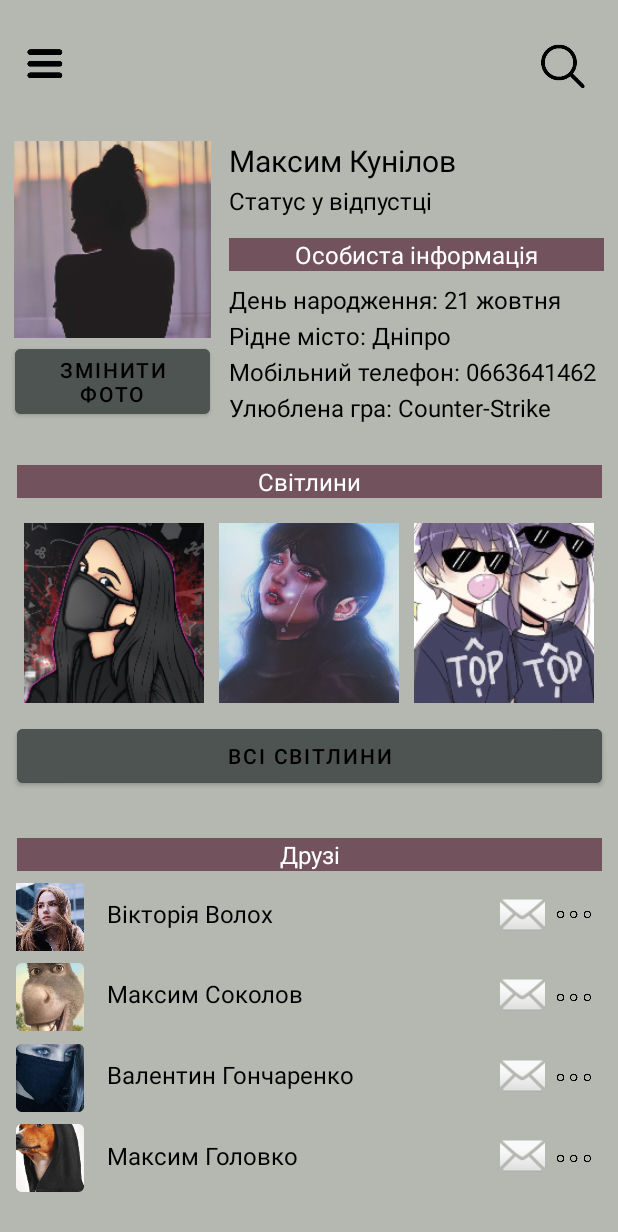
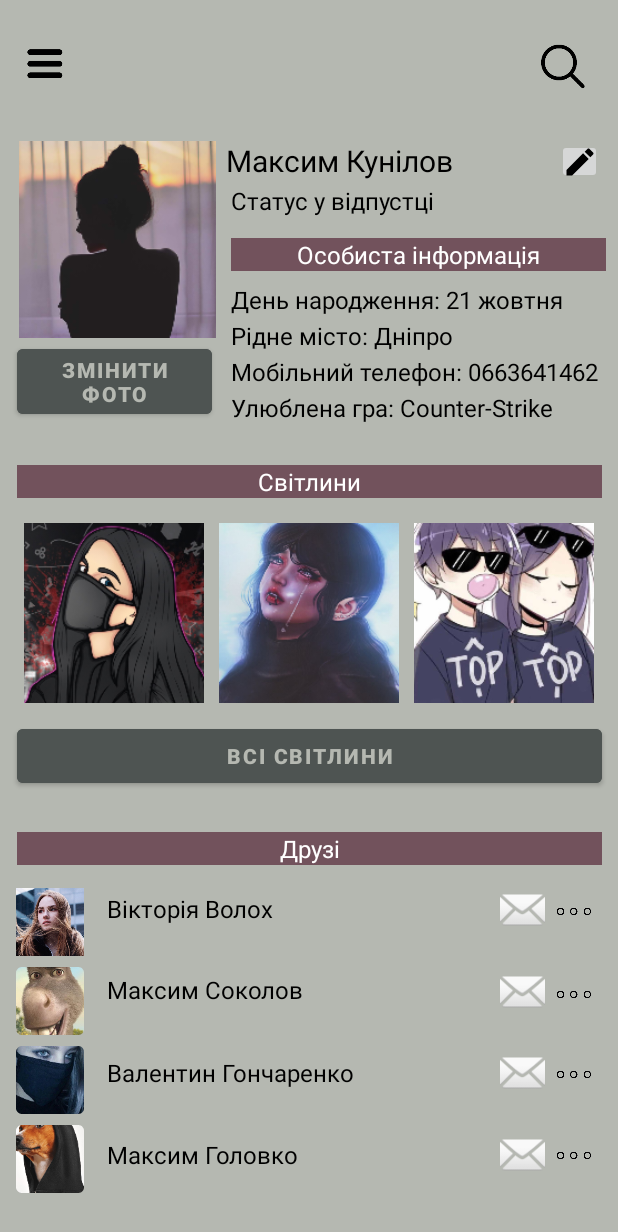
Before and after one commit to sabzetjeeee/Instagram, an Android app: the screen it shows after launch (MainActivity), on a phone screen of 412 x 824 dp. Shown: the top 1232 px of the screen. Run offline under Robolectric (Android 15) with nearby library versions, the phone set to English and light mode, and no system bars.

Commit message:
Edit name activity and Log in activity

```diff
--- a/app/build.gradle
+++ b/app/build.gradle
@@ -30,6 +30,10 @@ android {
     kotlinOptions {
         jvmTarget = '1.8'
     }
+
+    buildFeatures {
+        viewBinding = true
+    }
 }
 
 dependencies {
--- a/app/src/main/AndroidManifest.xml
+++ b/app/src/main/AndroidManifest.xml
@@ -12,6 +12,9 @@
         android:theme="@style/Theme.Instagram"
         tools:targetApi="31">
         <activity
+            android:name=".SecondActivity"
+            android:exported="false" />
+        <activity
             android:name=".MainActivity"
             android:exported="true">
             <intent-filter>
--- a/app/src/main/java/com/example/instagram/MainActivity.kt
+++ b/app/src/main/java/com/example/instagram/MainActivity.kt
@@ -1,11 +1,34 @@
 package com.example.instagram
 
+import android.content.Intent
+import android.os.Bundle
 import androidx.appcompat.app.AppCompatActivity
-import android.os.Bundle
+import androidx.core.view.isVisible
+import com.example.instagram.databinding.ActivityMainBinding
 
 class MainActivity : AppCompatActivity() {
+    private lateinit var binding: ActivityMainBinding
     override fun onCreate(savedInstanceState: Bundle?) {
         super.onCreate(savedInstanceState)
-        setContentView(R.layout.activity_main)
+        binding = ActivityMainBinding.inflate(layoutInflater)
+        setContentView(binding.root)
+
+        binding.ibttnEditName.setOnClickListener {
+            val intent = Intent(this, SecondActivity::class.java)
+            startActivityForResult(intent, 1)
+        }
+
+        binding.bttnLogin.setOnClickListener {
+            if (binding.etLogin.text.toString() == "kunichh" && binding.etPassword.text.toString() == "6497") {
+                binding.llLogin.isVisible = false
+            }
+            else
+                binding.tvWrongData.text = "Невірні данні!"
+        }
+    }
+
+    override fun onActivityResult(requestCode: Int, resultCode: Int, data: Intent?) {
+        super.onActivityResult(requestCode, resultCode, data)
+            binding.tvName.text = data?.getStringExtra("username")
     }
 }
--- /dev/null
+++ b/app/src/main/res/drawable/ic_menu_edit.xml
@@ -0,0 +1,5 @@
+<vector android:height="24dp" android:tint="#000000"
+    android:viewportHeight="24" android:viewportWidth="24"
+    android:width="24dp" xmlns:android="http://schemas.android.com/apk/res/android">
+    <path android:fillColor="@android:color/white" android:pathData="M3,17.25V21h3.75L17.81,9.94l-3.75,-3.75L3,17.25zM20.71,7.04c0.39,-0.39 0.39,-1.02 0,-1.41l-2.34,-2.34c-0.39,-0.39 -1.02,-0.39 -1.41,0l-1.83,1.83 3.75,3.75 1.83,-1.83z"/>
+</vector>
--- a/app/src/main/res/layout/activity_main.xml
+++ b/app/src/main/res/layout/activity_main.xml
@@ -71,6 +71,7 @@
                 android:id="@+id/ivAvatar"
                 android:layout_width="131dp"
                 android:layout_height="131dp"
+                android:layout_marginStart="12dp"
                 android:layout_marginTop="5dp"
                 app:layout_constraintBottom_toTopOf="@+id/bttnChange"
                 app:layout_constraintEnd_toStartOf="@+id/tvName"
@@ -83,10 +84,11 @@
                 android:layout_width="130dp"
                 android:layout_height="wrap_content"
                 android:layout_marginStart="10dp"
-                android:layout_marginEnd="12dp"
+                android:layout_marginEnd="11dp"
                 android:backgroundTint="@color/grey"
                 android:text="@string/bttnText1"
-                android:textColor="@color/black"
+                android:textColor="@color/main"
+                android:textStyle="bold"
                 app:layout_constraintBottom_toBottomOf="parent"
                 app:layout_constraintEnd_toStartOf="@+id/tvCity"
                 app:layout_constraintStart_toStartOf="parent"
@@ -94,15 +96,15 @@
 
             <TextView
                 android:id="@+id/tvName"
-                android:layout_width="250dp"
+                android:layout_width="210dp"
                 android:layout_height="wrap_content"
-                android:layout_marginStart="2dp"
+                android:layout_marginStart="5dp"
                 android:layout_marginTop="5dp"
                 android:text="@string/tvName1"
                 android:textColor="@color/black"
                 android:textSize="20sp"
                 app:layout_constraintBottom_toTopOf="@+id/tvStatus"
-                app:layout_constraintEnd_toEndOf="parent"
+                app:layout_constraintEnd_toStartOf="@+id/ibttnEditName"
                 app:layout_constraintStart_toEndOf="@+id/ivAvatar"
                 app:layout_constraintTop_toTopOf="parent" />
 
@@ -191,6 +193,20 @@
                 app:layout_constraintEnd_toEndOf="parent"
                 app:layout_constraintStart_toEndOf="@+id/ivAvatar"
                 app:layout_constraintTop_toBottomOf="@+id/tvPhone" />
+
+            <ImageButton
+                android:id="@+id/ibttnEditName"
+                android:layout_width="30dp"
+                android:layout_height="30dp"
+                android:layout_marginStart="10dp"
+                android:layout_marginTop="5dp"
+                android:layout_marginEnd="10dp"
+                android:src="@drawable/ic_menu_edit"
+                app:layout_constraintBottom_toTopOf="@+id/tvStatus"
+                app:layout_constraintEnd_toEndOf="parent"
+                app:layout_constraintStart_toEndOf="@+id/tvName"
+                app:layout_constraintTop_toTopOf="parent" />
+
         </androidx.constraintlayout.widget.ConstraintLayout>
 
     </LinearLayout>
@@ -270,7 +286,8 @@
                 android:layout_marginBottom="10dp"
                 android:backgroundTint="@color/grey"
                 android:text="@string/bttnText2"
-                android:textColor="@color/black"
+                android:textColor="@color/main"
+                android:textStyle="bold"
                 app:layout_constraintBottom_toBottomOf="parent"
                 app:layout_constraintEnd_toEndOf="parent"
                 app:layout_constraintStart_toStartOf="parent"
@@ -279,8 +296,10 @@
             <androidx.constraintlayout.widget.ConstraintLayout
                 android:layout_width="match_parent"
                 android:layout_height="match_parent"
-                tools:layout_editor_absoluteX="11dp"
-                tools:layout_editor_absoluteY="136dp" />
+                app:layout_constraintBottom_toBottomOf="parent"
+                app:layout_constraintEnd_toEndOf="parent"
+                app:layout_constraintStart_toStartOf="parent"
+                app:layout_constraintTop_toTopOf="parent" />
 
         </androidx.constraintlayout.widget.ConstraintLayout>
     </LinearLayout>
@@ -304,11 +323,13 @@
                 android:layout_width="390dp"
                 android:layout_height="wrap_content"
                 android:layout_marginTop="5dp"
+                android:layout_marginBottom="8dp"
                 android:background="@color/second"
                 android:text="@string/tvFriends1"
                 android:textAlignment="center"
                 android:textColor="@color/white"
                 android:textSize="16sp"
+                app:layout_constraintBottom_toTopOf="@+id/ivFriend1"
                 app:layout_constraintEnd_toEndOf="parent"
                 app:layout_constraintStart_toStartOf="parent"
                 app:layout_constraintTop_toTopOf="parent" />
@@ -524,4 +545,77 @@
         </androidx.constraintlayout.widget.ConstraintLayout>
     </LinearLayout>
 
+    <LinearLayout
+        android:id="@+id/llLogin"
+        android:layout_width="match_parent"
+        android:layout_height="match_parent"
+        android:background="@color/main"
+        android:clickable="true"
+        android:orientation="vertical"
+        android:visibility="gone"
+        app:layout_constraintBottom_toBottomOf="parent"
+        app:layout_constraintEnd_toEndOf="parent"
+        app:layout_constraintStart_toStartOf="parent"
+        app:layout_constraintTop_toTopOf="parent">
+
+        <androidx.constraintlayout.widget.ConstraintLayout
+            android:layout_width="match_parent"
+            android:layout_height="match_parent">
+
+            <EditText
+                android:id="@+id/etLogin"
+                android:layout_width="170dp"
+                android:layout_height="wrap_content"
+                android:layout_marginTop="300dp"
+                android:hint="@string/etHint1"
+                app:layout_constraintBottom_toTopOf="@+id/etPassword"
+                app:layout_constraintEnd_toEndOf="parent"
+                app:layout_constraintStart_toStartOf="parent"
+                app:layout_constraintTop_toTopOf="parent">
+
+            </EditText>
+
+            <EditText
+                android:id="@+id/etPassword"
+                android:layout_width="170dp"
+                android:layout_height="wrap_content"
+                android:layout_marginTop="10dp"
+                android:hint="@string/etHint2"
+                app:layout_constraintEnd_toEndOf="parent"
+                app:layout_constraintStart_toStartOf="parent"
+                app:layout_constraintTop_toBottomOf="@+id/etLogin">
+
+            </EditText>
+
+            <TextView
+                android:id="@+id/tvWrongData"
+                android:layout_width="170dp"
+                android:layout_height="wrap_content"
+                android:layout_marginTop="15dp"
+                android:layout_marginBottom="15dp"
+                android:textAlignment="center"
+                android:textColor="@color/red"
+                android:textSize="14sp"
+                app:layout_constraintBottom_toTopOf="@+id/bttnLogin"
+                app:layout_constraintEnd_toEndOf="parent"
+                app:layout_constraintStart_toStartOf="parent"
+                app:layout_constraintTop_toBottomOf="@+id/etPassword" />
+
+            <Button
+                android:id="@+id/bttnLogin"
+                android:layout_width="170dp"
+                android:layout_height="wrap_content"
+                android:layout_marginTop="45dp"
+                android:layout_marginBottom="346dp"
+                android:backgroundTint="@color/grey"
+                android:text="@string/bttnLogIn"
+                android:textColor="@color/main"
+                android:textStyle="bold"
+                app:layout_constraintBottom_toBottomOf="parent"
+                app:layout_constraintEnd_toEndOf="parent"
+                app:layout_constraintStart_toStartOf="parent"
+                app:layout_constraintTop_toBottomOf="@+id/etPassword" />
+        </androidx.constraintlayout.widget.ConstraintLayout>
+    </LinearLayout>
+
 </androidx.constraintlayout.widget.ConstraintLayout>
--- a/app/src/main/res/values/colors.xml
+++ b/app/src/main/res/values/colors.xml
@@ -10,4 +10,5 @@
     <color name="grey">#4E5452</color>
     <color name="second">#72525C</color>
     <color name="main">#B5B8B1</color>
+    <color name="red">#880A0A</color>
 </resources>
--- a/app/src/main/res/values/strings.xml
+++ b/app/src/main/res/values/strings.xml
@@ -15,4 +15,10 @@
     <string name="tvName3">Максим Соколов</string>
     <string name="tvName4">Валентин Гончаренко</string>
     <string name="tvName5">Максим Головко</string>
+    <string name="bttnSave">Зберегти</string>
+    <string name="etName">Введіть ім\'я</string>
+    <string name="etSurname">Введіть прізвище</string>
+    <string name="bttnLogIn">Увійти</string>
+    <string name="etHint1">Введіть логін</string>
+    <string name="etHint2">Введіть пароль</string>
 </resources>
```
Also changed, not shown: app/src/main/java/com/example/instagram/SecondActivity.kt (added, +24 -0 lines), app/src/main/res/layout/activity_second.xml (added, +62 -0 lines).
